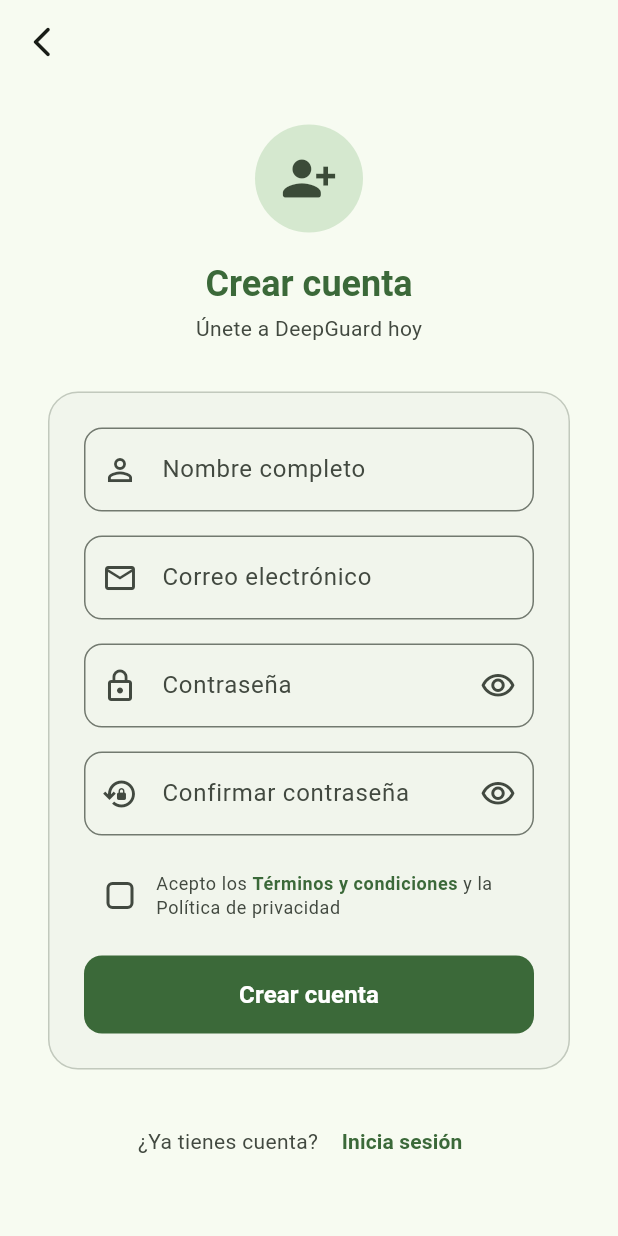
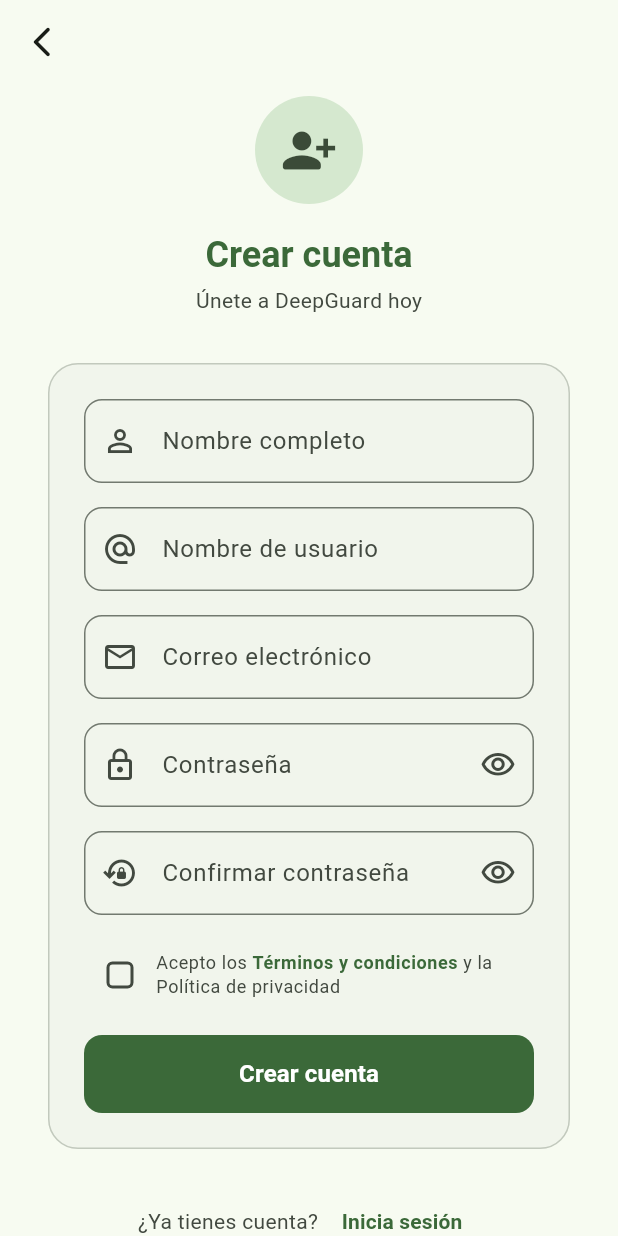
Before and after one commit to RubenCano21/deep_guard, a Flutter app: the screen it shows after launch, after a tap on "Iniciar sesión", after a tap on "Regístrate", on a phone screen of 412 x 824 dp. Run offline on Flutter 3.47's test engine with Material 3 defaults, Android fonts, the phone set to English and light mode, and no system bars; our stand-ins replace shared_preferences.

Commit message:
Implement authentication service with login and registration functionality, including error handling and user model

```diff
--- /dev/null
+++ b/lib/models/user_model.dart
@@ -0,0 +1,40 @@
+class UserModel {
+  final String idSupabase;
+  final String correo;
+  final String nombreUsuario;
+  final String? nombreCompleto;
+  final String rol;
+  final String plan;
+  final String pais;
+  final bool activo;
+  final bool bloqueado;
+  final int intentosUsados;
+
+  UserModel({
+    required this.idSupabase,
+    required this.correo,
+    required this.nombreUsuario,
+    this.nombreCompleto,
+    required this.rol,
+    required this.plan,
+    required this.pais,
+    required this.activo,
+    required this.bloqueado,
+    required this.intentosUsados,
+  });
+
+  factory UserModel.fromJson(Map<String, dynamic> json) {
+    return UserModel(
+      idSupabase: json['id_supabase'] as String? ?? '',
+      correo: json['correo'] as String? ?? '',
+      nombreUsuario: json['nombre_usuario'] as String? ?? '',
+      nombreCompleto: json['nombre_completo'] as String?,
+      rol: json['rol'] as String? ?? 'usuario',
+      plan: json['plan'] as String? ?? 'gratis',
+      pais: json['pais'] as String? ?? 'BO',
+      activo: json['activo'] as bool? ?? true,
+      bloqueado: json['bloqueado'] as bool? ?? false,
+      intentosUsados: json['intentos_usados'] as int? ?? 0,
+    );
+  }
+}
--- a/lib/screens/login_screen.dart
+++ b/lib/screens/login_screen.dart
@@ -1,4 +1,5 @@
 import 'package:flutter/material.dart';
+import '../services/auth_service.dart';
 import 'register_screen.dart';
 
 class LoginScreen extends StatefulWidget {
@@ -14,6 +15,7 @@
   final _passwordController = TextEditingController();
   bool _obscurePassword = true;
   bool _isLoading = false;
+  String? _errorMessage;
 
   @override
   void dispose() {
@@ -23,14 +25,24 @@
   }
 
   void _login() async {
+    setState(() => _errorMessage = null);
     if (_formKey.currentState!.validate()) {
       setState(() => _isLoading = true);
-      await Future.delayed(const Duration(seconds: 2));
-      setState(() => _isLoading = false);
-      if (mounted) {
-        ScaffoldMessenger.of(context).showSnackBar(
-          const SnackBar(content: Text('Inicio de sesión exitoso')),
+      try {
+        await AuthService.login(
+          correo: _emailController.text.trim(),
+          password: _passwordController.text,
         );
+        if (mounted) {
+          ScaffoldMessenger.of(context).showSnackBar(
+            const SnackBar(content: Text('Inicio de sesión exitoso')),
+          );
+          // TODO: navegar a la pantalla principal
+        }
+      } on AuthException catch (e) {
+        setState(() => _errorMessage = e.message);
+      } finally {
+        if (mounted) setState(() => _isLoading = false);
       }
     }
   }
@@ -98,6 +110,40 @@
                       child: Column(
                         crossAxisAlignment: CrossAxisAlignment.stretch,
                         children: [
+                          // Banner de error del servidor
+                          if (_errorMessage != null) ...[
+                            Container(
+                              padding: const EdgeInsets.symmetric(
+                                horizontal: 12,
+                                vertical: 10,
+                              ),
+                              decoration: BoxDecoration(
+                                color: colorScheme.errorContainer,
+                                borderRadius: BorderRadius.circular(10),
+                              ),
+                              child: Row(
+                                children: [
+                                  Icon(
+                                    Icons.error_outline,
+                                    color: colorScheme.onErrorContainer,
+                                    size: 18,
+                                  ),
+                                  const SizedBox(width: 8),
+                                  Expanded(
+                                    child: Text(
+                                      _errorMessage!,
+                                      style: TextStyle(
+                                        color: colorScheme.onErrorContainer,
+                                        fontSize: 13,
+                                      ),
+                                    ),
+                                  ),
+                                ],
+                              ),
+                            ),
+                            const SizedBox(height: 16),
+                          ],
+
                           // Email
                           TextFormField(
                             controller: _emailController,
--- a/lib/screens/register_screen.dart
+++ b/lib/screens/register_screen.dart
@@ -1,4 +1,5 @@
 import 'package:flutter/material.dart';
+import '../services/auth_service.dart';
 
 class RegisterScreen extends StatefulWidget {
   const RegisterScreen({super.key});
@@ -10,6 +11,7 @@
 class _RegisterScreenState extends State<RegisterScreen> {
   final _formKey = GlobalKey<FormState>();
   final _nameController = TextEditingController();
+  final _usernameController = TextEditingController();
   final _emailController = TextEditingController();
   final _passwordController = TextEditingController();
   final _confirmPasswordController = TextEditingController();
@@ -17,10 +19,12 @@
   bool _obscureConfirm = true;
   bool _isLoading = false;
   bool _acceptTerms = false;
+  String? _errorMessage;
 
   @override
   void dispose() {
     _nameController.dispose();
+    _usernameController.dispose();
     _emailController.dispose();
     _passwordController.dispose();
     _confirmPasswordController.dispose();
@@ -28,6 +32,7 @@
   }
 
   void _register() async {
+    setState(() => _errorMessage = null);
     if (!_acceptTerms) {
       ScaffoldMessenger.of(context).showSnackBar(
         const SnackBar(
@@ -38,13 +43,23 @@
     }
     if (_formKey.currentState!.validate()) {
       setState(() => _isLoading = true);
-      await Future.delayed(const Duration(seconds: 2));
-      setState(() => _isLoading = false);
-      if (mounted) {
-        ScaffoldMessenger.of(context).showSnackBar(
-          const SnackBar(content: Text('Cuenta creada exitosamente')),
+      try {
+        await AuthService.register(
+          correo: _emailController.text.trim(),
+          nombreUsuario: _usernameController.text.trim(),
+          nombreCompleto: _nameController.text.trim(),
+          password: _passwordController.text,
         );
-        Navigator.of(context).pop();
+        if (mounted) {
+          ScaffoldMessenger.of(context).showSnackBar(
+            const SnackBar(content: Text('Cuenta creada exitosamente')),
+          );
+          Navigator.of(context).pop();
+        }
+      } on AuthException catch (e) {
+        setState(() => _errorMessage = e.message);
+      } finally {
+        if (mounted) setState(() => _isLoading = false);
       }
     }
   }
@@ -117,7 +132,41 @@
                       child: Column(
                         crossAxisAlignment: CrossAxisAlignment.stretch,
                         children: [
-                          // Nombre
+                          // Banner de error del servidor
+                          if (_errorMessage != null) ...[
+                            Container(
+                              padding: const EdgeInsets.symmetric(
+                                horizontal: 12,
+                                vertical: 10,
+                              ),
+                              decoration: BoxDecoration(
+                                color: colorScheme.errorContainer,
+                                borderRadius: BorderRadius.circular(10),
+                              ),
+                              child: Row(
+                                children: [
+                                  Icon(
+                                    Icons.error_outline,
+                                    color: colorScheme.onErrorContainer,
+                                    size: 18,
+                                  ),
+                                  const SizedBox(width: 8),
+                                  Expanded(
+                                    child: Text(
+                                      _errorMessage!,
+                                      style: TextStyle(
+                                        color: colorScheme.onErrorContainer,
+                                        fontSize: 13,
+                                      ),
+                                    ),
+                                  ),
+                                ],
+                              ),
+                            ),
+                            const SizedBox(height: 16),
+                          ],
+
+                          // Nombre completo
                           TextFormField(
                             controller: _nameController,
                             keyboardType: TextInputType.name,
@@ -136,6 +185,37 @@
                               }
                               if (value.trim().length < 3) {
                                 return 'Nombre muy corto';
+                              }
+                              return null;
+                            },
+                          ),
+                          const SizedBox(height: 16),
+
+                          // Nombre de usuario
+                          TextFormField(
+                            controller: _usernameController,
+                            keyboardType: TextInputType.text,
+                            textInputAction: TextInputAction.next,
+                            decoration: InputDecoration(
+                              labelText: 'Nombre de usuario',
+                              hintText: 'min. 3 caracteres',
+                              prefixIcon: const Icon(Icons.alternate_email),
+                              border: OutlineInputBorder(
+                                borderRadius: BorderRadius.circular(12),
+                              ),
+                            ),
+                            validator: (value) {
+                              if (value == null || value.trim().isEmpty) {
+                                return 'Ingresa un nombre de usuario';
+                              }
+                              if (value.trim().length < 3) {
+                                return 'Mínimo 3 caracteres';
+                              }
+                              if (value.trim().length > 50) {
+                                return 'Máximo 50 caracteres';
+                              }
+                              if (!RegExp(r'^[\w]+$').hasMatch(value.trim())) {
+                                return 'Solo letras, números y guiones bajos';
                               }
                               return null;
                             },
--- /dev/null
+++ b/lib/services/auth_service.dart
@@ -0,0 +1,193 @@
+import 'dart:convert';
+import 'package:http/http.dart' as http;
+import 'package:shared_preferences/shared_preferences.dart';
+import '../models/user_model.dart';
+
+/// Excepción lanzada cuando el backend devuelve un error conocido.
+class AuthException implements Exception {
+  final String message;
+  const AuthException(this.message);
+
+  @override
+  String toString() => message;
+}
+
+/// Resultado exitoso de login / registro.
+class AuthResult {
+  final String accessToken;
+  final String refreshToken;
+  final UserModel? user;
+
+  const AuthResult({
+    required this.accessToken,
+    required this.refreshToken,
+    this.user,
+  });
+}
+
+class AuthService {
+  static const String _baseUrl = 'http://127.0.0.1:8000';
+  static const String _keyAccess = 'access_token';
+  static const String _keyRefresh = 'refresh_token';
+
+  // ─── Token storage ────────────────────────────────────────────────────────
+
+  static Future<void> saveTokens({
+    required String access,
+    required String refresh,
+  }) async {
+    final prefs = await SharedPreferences.getInstance();
+    await prefs.setString(_keyAccess, access);
+    await prefs.setString(_keyRefresh, refresh);
+  }
+
+  static Future<String?> getAccessToken() async {
+    final prefs = await SharedPreferences.getInstance();
+    return prefs.getString(_keyAccess);
+  }
+
+  static Future<void> clearTokens() async {
+    final prefs = await SharedPreferences.getInstance();
+    await prefs.remove(_keyAccess);
+    await prefs.remove(_keyRefresh);
+  }
+
+  // ─── Login ────────────────────────────────────────────────────────────────
+
+  /// POST /api/auth/login/
+  /// Body:   { "correo": "...", "password": "..." }
+  /// Expect: { "access": "...", "refresh": "...", "usuario": {...} }
+  static Future<AuthResult> login({
+    required String correo,
+    required String password,
+  }) async {
+    final uri = Uri.parse('$_baseUrl/api/auth/login/');
+
+    late http.Response response;
+    try {
+      response = await http
+          .post(
+            uri,
+            headers: {'Content-Type': 'application/json'},
+            body: jsonEncode({'correo': correo, 'password': password}),
+          )
+          .timeout(const Duration(seconds: 15));
+    } catch (_) {
+      throw const AuthException(
+        'No se pudo conectar al servidor. Verifica tu conexión.',
+      );
+    }
+
+    final body = _decodeBody(response.body);
+
+    if (response.statusCode == 200 || response.statusCode == 201) {
+      final access = body['access'] as String?;
+      final refresh = body['refresh'] as String?;
+
+      if (access == null || refresh == null) {
+        throw const AuthException('Respuesta del servidor inválida.');
+      }
+
+      final result = AuthResult(
+        accessToken: access,
+        refreshToken: refresh,
+        user: body['usuario'] != null
+            ? UserModel.fromJson(body['usuario'] as Map<String, dynamic>)
+            : null,
+      );
+
+      await saveTokens(access: access, refresh: refresh);
+      return result;
+    }
+
+    throw AuthException(_extractError(body, response.statusCode));
+  }
+
+  // ─── Register ─────────────────────────────────────────────────────────────
+
+  /// POST /api/auth/register/
+  /// Body:   { "correo": "...", "nombre_usuario": "...",
+  ///           "nombre_completo": "...", "password": "..." }
+  /// Expect: { "access": "...", "refresh": "...", "usuario": {...} }
+  static Future<AuthResult> register({
+    required String correo,
+    required String nombreUsuario,
+    required String nombreCompleto,
+    required String password,
+  }) async {
+    final uri = Uri.parse('$_baseUrl/api/auth/register/');
+
+    late http.Response response;
+    try {
+      response = await http
+          .post(
+            uri,
+            headers: {'Content-Type': 'application/json'},
+            body: jsonEncode({
+              'correo': correo,
+              'nombre_usuario': nombreUsuario,
+              'nombre_completo': nombreCompleto,
+              'password': password,
+            }),
+          )
+          .timeout(const Duration(seconds: 15));
+    } catch (_) {
+      throw const AuthException(
+        'No se pudo conectar al servidor. Verifica tu conexión.',
+      );
+    }
+
+    final body = _decodeBody(response.body);
+
+    if (response.statusCode == 200 || response.statusCode == 201) {
+      final access = body['access'] as String?;
+      final refresh = body['refresh'] as String?;
+
+      if (access == null || refresh == null) {
+        throw const AuthException('Respuesta del servidor inválida.');
+      }
+
+      final result = AuthResult(
+        accessToken: access,
+        refreshToken: refresh,
+        user: body['usuario'] != null
+            ? UserModel.fromJson(body['usuario'] as Map<String, dynamic>)
+            : null,
+      );
+
+      await saveTokens(access: access, refresh: refresh);
+      return result;
+    }
+
+    throw AuthException(_extractError(body, response.statusCode));
+  }
+
+  // ─── Helpers ──────────────────────────────────────────────────────────────
+
+  static Map<String, dynamic> _decodeBody(String raw) {
+    try {
+      return jsonDecode(raw) as Map<String, dynamic>;
+    } catch (_) {
+      return {};
+    }
+  }
+
+  /// Extrae el mensaje de error más legible del cuerpo de respuesta.
+  static String _extractError(Map<String, dynamic> body, int status) {
+    // DRF suele enviar { "detail": "..." } o { "campo": ["error"] }
+    if (body.containsKey('detail')) {
+      return body['detail'].toString();
+    }
+    if (body.containsKey('non_field_errors')) {
+      final list = body['non_field_errors'];
+      if (list is List && list.isNotEmpty) return list.first.toString();
+    }
+    // Primer campo con error
+    for (final entry in body.entries) {
+      final val = entry.value;
+      if (val is List && val.isNotEmpty) return val.first.toString();
+      if (val is String) return val;
+    }
+    return 'Error $status. Intenta de nuevo.';
+  }
+}
--- a/pubspec.yaml
+++ b/pubspec.yaml
@@ -34,6 +34,8 @@
   # The following adds the Cupertino Icons font to your application.
   # Use with the CupertinoIcons class for iOS style icons.
   cupertino_icons: ^1.0.8
+  http: ^1.2.2
+  shared_preferences: ^2.3.2
 
 dev_dependencies:
   flutter_test:
```
Also changed, not shown: pubspec.lock, 1 other file.
